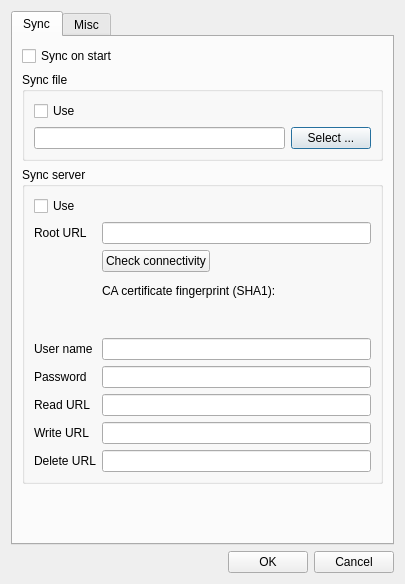
607011/Qt-SESAM, file Qt-SESAM/optionsdialog.ui: the form before one commit.
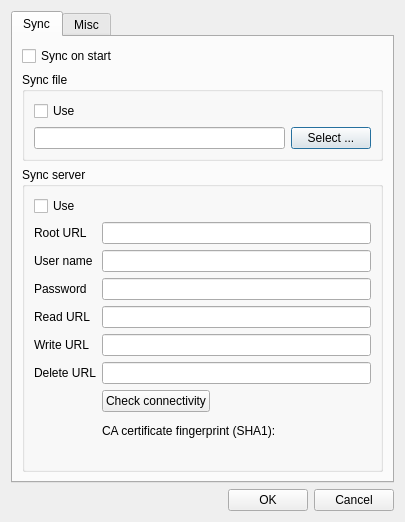
The form after the commit.

Commit message: Moved 'Check connectivity' button to bottom.

```diff
--- a/Qt-SESAM/optionsdialog.ui
+++ b/Qt-SESAM/optionsdialog.ui
@@ -7,7 +7,7 @@
     <x>0</x>
     <y>0</y>
     <width>405</width>
-    <height>584</height>
+    <height>512</height>
    </rect>
   </property>
   <property name="windowTitle">
@@ -94,6 +94,9 @@
             <property name="fieldGrowthPolicy">
              <enum>QFormLayout::AllNonFixedFieldsGrow</enum>
             </property>
+            <property name="bottomMargin">
+             <number>0</number>
+            </property>
             <item row="0" column="0">
              <widget class="QLabel" name="label_2">
               <property name="text">
@@ -104,100 +107,6 @@
             <item row="0" column="1">
              <widget class="QLineEdit" name="serverRootURLLineEdit"/>
             </item>
-            <item row="1" column="1">
-             <layout class="QHBoxLayout" name="horizontalLayout_3">
-              <property name="topMargin">
-               <number>0</number>
-              </property>
-              <property name="rightMargin">
-               <number>0</number>
-              </property>
-              <item>
-               <widget class="QPushButton" name="checkConnectivityPushButton">
-                <property name="text">
-                 <string>Check connectivity</string>
-                </property>
-               </widget>
-              </item>
-              <item>
-               <widget class="QLabel" name="encryptedLabel">
-                <property name="sizePolicy">
-                 <sizepolicy hsizetype="Fixed" vsizetype="Fixed">
-                  <horstretch>16</horstretch>
-                  <verstretch>16</verstretch>
-                 </sizepolicy>
-                </property>
-                <property name="minimumSize">
-                 <size>
-                  <width>16</width>
-                  <height>16</height>
-                 </size>
-                </property>
-                <property name="maximumSize">
-                 <size>
-                  <width>16</width>
-                  <height>16</height>
-                 </size>
-                </property>
-                <property name="text">
-                 <string/>
-                </property>
-               </widget>
-              </item>
-              <item>
-               <spacer name="horizontalSpacer_2">
-                <property name="orientation">
-                 <enum>Qt::Horizontal</enum>
-                </property>
-                <property name="sizeHint" stdset="0">
-                 <size>
-                  <width>40</width>
-                  <height>20</height>
-                 </size>
-                </property>
-               </spacer>
-              </item>
-             </layout>
-            </item>
-            <item row="2" column="1">
-             <layout class="QVBoxLayout" name="verticalLayout_6">
-              <property name="topMargin">
-               <number>6</number>
-              </property>
-              <item>
-               <widget class="QLabel" name="label_6">
-                <property name="text">
-                 <string>CA certificate fingerprint (SHA1):</string>
-                </property>
-                <property name="alignment">
-                 <set>Qt::AlignLeading|Qt::AlignLeft|Qt::AlignTop</set>
-                </property>
-                <property name="wordWrap">
-                 <bool>true</bool>
-                </property>
-               </widget>
-              </item>
-              <item>
-               <widget class="QLabel" name="fingerprintLabel">
-                <property name="sizePolicy">
-                 <sizepolicy hsizetype="Preferred" vsizetype="Expanding">
-                  <horstretch>0</horstretch>
-                  <verstretch>0</verstretch>
-                 </sizepolicy>
-                </property>
-                <property name="text">
-                 <string>&lt;none imported yet&gt;</string>
-                </property>
-                <property name="alignment">
-                 <set>Qt::AlignLeading|Qt::AlignLeft|Qt::AlignTop</set>
-                </property>
-                <property name="wordWrap">
-                 <bool>true</bool>
-                </property>
-               </widget>
-              </item>
-             </layout>
-            </item>
             <item row="3" column="0">
              <widget class="QLabel" name="label">
               <property name="text">
@@ -271,6 +180,100 @@
               </property>
              </widget>
             </item>
+            <item row="8" column="1">
+             <layout class="QHBoxLayout" name="horizontalLayout_3">
+              <property name="topMargin">
+               <number>0</number>
+              </property>
+              <property name="rightMargin">
+               <number>0</number>
+              </property>
+              <item>
+               <widget class="QPushButton" name="checkConnectivityPushButton">
+                <property name="text">
+                 <string>Check connectivity</string>
+                </property>
+               </widget>
+              </item>
+              <item>
+               <widget class="QLabel" name="encryptedLabel">
+                <property name="sizePolicy">
+                 <sizepolicy hsizetype="Fixed" vsizetype="Fixed">
+                  <horstretch>16</horstretch>
+                  <verstretch>16</verstretch>
+                 </sizepolicy>
+                </property>
+                <property name="minimumSize">
+                 <size>
+                  <width>16</width>
+                  <height>16</height>
+                 </size>
+                </property>
+                <property name="maximumSize">
+                 <size>
+                  <width>16</width>
+                  <height>16</height>
+                 </size>
+                </property>
+                <property name="text">
+                 <string/>
+                </property>
+               </widget>
+              </item>
+              <item>
+               <spacer name="horizontalSpacer_2">
+                <property name="orientation">
+                 <enum>Qt::Horizontal</enum>
+                </property>
+                <property name="sizeHint" stdset="0">
+                 <size>
+                  <width>40</width>
+                  <height>20</height>
+                 </size>
+                </property>
+               </spacer>
+              </item>
+             </layout>
+            </item>
+            <item row="9" column="1">
+             <layout class="QVBoxLayout" name="verticalLayout_6">
+              <property name="topMargin">
+               <number>6</number>
+              </property>
+              <item>
+               <widget class="QLabel" name="label_6">
+                <property name="text">
+                 <string>CA certificate fingerprint (SHA1):</string>
+                </property>
+                <property name="alignment">
+                 <set>Qt::AlignLeading|Qt::AlignLeft|Qt::AlignTop</set>
+                </property>
+                <property name="wordWrap">
+                 <bool>true</bool>
+                </property>
+               </widget>
+              </item>
+              <item>
+               <widget class="QLabel" name="fingerprintLabel">
+                <property name="sizePolicy">
+                 <sizepolicy hsizetype="Preferred" vsizetype="Expanding">
+                  <horstretch>0</horstretch>
+                  <verstretch>0</verstretch>
+                 </sizepolicy>
+                </property>
+                <property name="text">
+                 <string>&lt;none imported yet&gt;</string>
+                </property>
+                <property name="alignment">
+                 <set>Qt::AlignLeading|Qt::AlignLeft|Qt::AlignTop</set>
+                </property>
+                <property name="wordWrap">
+                 <bool>true</bool>
+                </property>
+               </widget>
+              </item>
+             </layout>
+            </item>
            </layout>
           </item>
          </layout>
```
